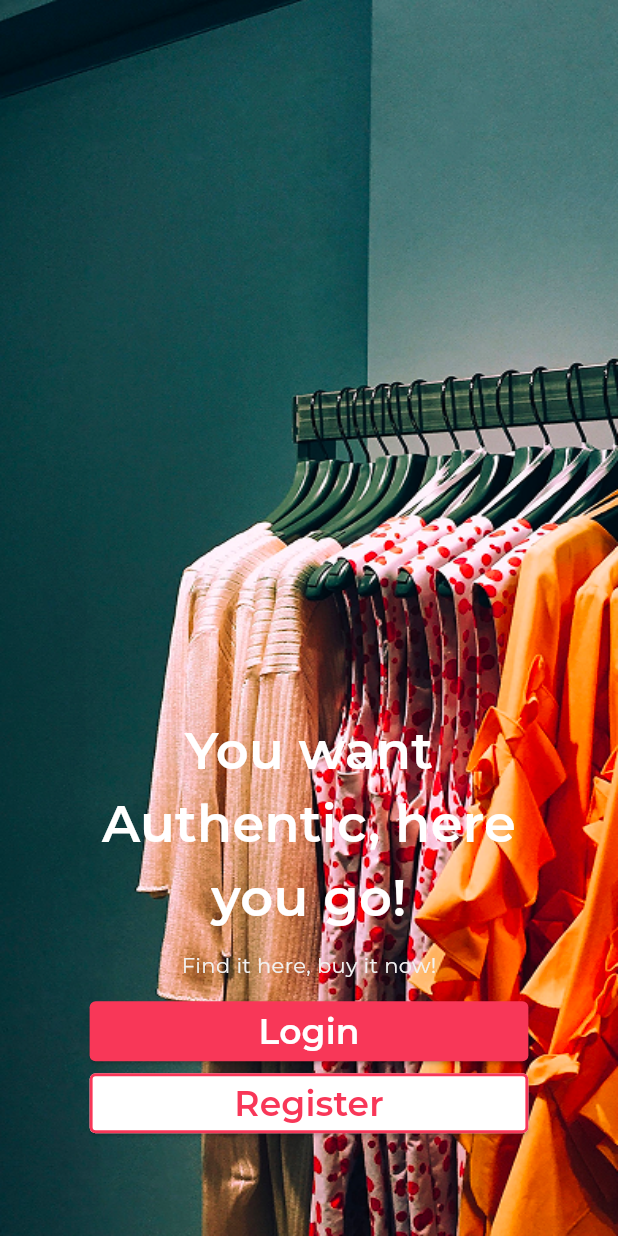
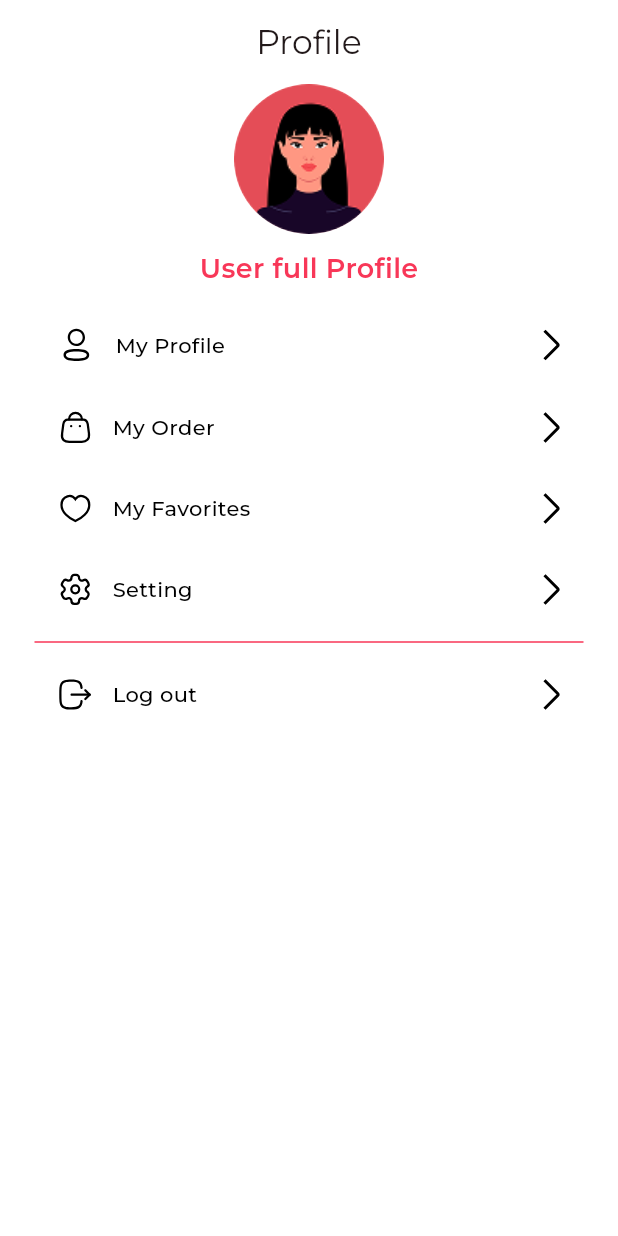
Before and after one commit to phharaoh/Stylish_App, a Flutter app: the screen it shows after launch, on a phone screen of 412 x 824 dp. Run offline on Flutter 3.47's test engine with Material 3 defaults, Android fonts, the phone set to English and light mode, and no system bars; our stand-ins replace flutter_bloc, flutter_svg, smooth_page_indicator; project files that could hold a hidden picture were left out.

Commit message:
profile views done

```diff
--- /dev/null
+++ b/lib/core/Utilz/Localization/en_keys.dart
@@ -0,0 +1,8 @@
+abstract class EnKeys {
+  static const String userFullProfile = 'User full Profile';
+  static const String myprofile = 'My Profile';
+  static const String myorder = 'My Order';
+  static const String setting = 'Setting';
+  static const String logout = 'Log out';
+  static const String myfavortes= 'My Favorites';
+}
--- a/lib/core/styles/text_styles.dart
+++ b/lib/core/styles/text_styles.dart
@@ -18,6 +18,11 @@ abstract class TextStyles {
     fontWeight: FontWeight.w600,
     color: Colors.white,
   );
+  static const TextStyle textCurvButtonStyle = TextStyle(
+    fontSize: 15,
+    fontWeight: FontWeight.w600,
+    color: Colors.white,
+  );
   static const TextStyle hintTextStyle = TextStyle(
       color: AppColors.textFieldLabelText,
       fontSize: 12,
@@ -30,9 +35,23 @@ abstract class TextStyles {
     fontWeight: FontWeight.w900,
   );
   static const TextStyle descriptionAuth = TextStyle(
-    fontFamily: FontWeightStyles.extraBold,
     color: Colors.black,
     fontSize: 12,
     fontWeight: FontWeight.w400,
   );
+  static const TextStyle username = TextStyle(
+    color: AppColors.primary,
+    fontSize: 18,
+    fontWeight: FontWeight.w600,
+  );
+  static const TextStyle choicetxt = TextStyle(
+    color: Colors.black,
+    fontSize: 14,
+    fontWeight: FontWeight.w500,
+  );
+  static const TextStyle appbarTitle = TextStyle(
+    color: Colors.black,
+    fontSize: 18,
+    fontWeight: FontWeight.w600,
+  );
 }
--- /dev/null
+++ b/lib/features/Profile/Views/profile_view.dart
@@ -0,0 +1,71 @@
+import 'setting_view.dart';
+import 'myprofile_view.dart';
+import 'package:flutter/material.dart';
+import '../../../core/styles/text_styles.dart';
+import '../Widget/profile_choices_widget.dart';
+import 'package:stylish_app/core/styles/colors.dart';
+import '../../Auth/views/Splash/getstarted_view.dart';
+import '../../../core/Utilz/Localization/en_keys.dart';
+
+class ProfileView extends StatelessWidget {
+  const ProfileView({super.key});
+
+  @override
+  Widget build(BuildContext context) {
+    return SafeArea(
+        child: Scaffold(
+      appBar: AppBar(
+        title: const Text('Profile'),
+        centerTitle: true,
+      ),
+      body: Center(
+          child: Padding(
+        padding: const EdgeInsets.only(left :23,right:23),
+        child: Column(
+          children: [
+            const CircleAvatar(
+              backgroundImage:
+                  AssetImage('lib/core/assets/images/Profile PNG.png'),
+              radius: 50,
+            ),
+            const SizedBox(
+              height: 10,
+            ),
+            const Text(EnKeys.userFullProfile,style: TextStyles.username),
+             const SizedBox(
+              height: 10,
+            ),
+            ProChoices(
+                txt: EnKeys.myprofile,
+                imagePath: 'lib/core/assets/images/Profile - Iconly Pro.svg',
+                screen: const MyProView(),
+                context: context),
+            ProChoices(
+                txt: EnKeys.myorder,
+                imagePath: 'lib/core/assets/images/orderIcon.svg',
+                screen: const ProfileView(),
+                context: context),
+            ProChoices(
+                txt: EnKeys.myfavortes,
+                imagePath: 'lib/core/assets/images/Heart - Iconly Pro.svg',
+                screen: const ProfileView(),
+                context: context),
+            ProChoices(
+                txt: EnKeys.setting,
+                imagePath: 'lib/core/assets/images/Setting - Iconly Pro.svg',
+                screen: const SettingView(),
+                context: context),
+            const Divider(
+              color: AppColors.primary,
+            ),
+            ProChoices(
+                txt: EnKeys.logout,
+                imagePath: 'lib/core/assets/images/Logout - Iconly Pro.svg',
+                screen: const GetStartView(),
+                context: context),
+          ],
+        ),
+      )),
+    ));
+  }
+}
--- /dev/null
+++ b/lib/features/Profile/Widget/profile_choices_widget.dart
@@ -0,0 +1,53 @@
+import 'package:flutter_svg/svg.dart';
+import 'package:flutter/material.dart';
+import '../../../core/styles/text_styles.dart';
+
+
+class ProChoices extends StatelessWidget {
+  const ProChoices(
+      {super.key,
+      required this.txt,
+      required this.imagePath,
+      required this.screen,
+      required this.context});
+  final String txt;
+  final String imagePath;
+  final Widget screen;
+  final BuildContext context;
+  @override
+  Widget build(BuildContext context) {
+    return InkWell(
+      onTap: () {
+        Navigator.of(context).push(MaterialPageRoute(
+          builder: (context) => screen,
+        ));
+      },
+      child: Container(
+        width: double.infinity,
+        decoration: const BoxDecoration(color: Colors.white),
+        child: Padding(
+          padding: const EdgeInsets.all(15),
+          child: Row(
+            children: [
+              SvgPicture.asset(imagePath),
+              const SizedBox(width: 13),
+              Text(
+                txt,style: TextStyles.choicetxt,
+              ),
+              Expanded(
+                child: Row(
+                  mainAxisAlignment: MainAxisAlignment.end,
+                  children: [
+                    SvgPicture.asset(
+                      'lib/core/assets/images/forward_arrow.svg',
+                    ),
+                  ],
+                ),
+              )
+            ],
+          ),
+        ),
+      ),
+    );
+  }
+}
--- a/lib/main.dart
+++ b/lib/main.dart
@@ -1,7 +1,9 @@
 import 'package:flutter/material.dart';
 import 'package:stylish_app/core/app_route.dart';
+import 'features/Profile/Views/profile_view.dart';
 import 'package:stylish_app/core/styles/colors.dart';
 import 'package:stylish_app/features/Auth/views/Splash/getstarted_view.dart';
+
 
 void main() {
   runApp(const MyApp());
@@ -13,7 +15,7 @@ class MyApp extends StatelessWidget {
   @override
   Widget build(BuildContext context) {
     return MaterialApp(
-      home: const GetStartView(),
+      home: const ProfileView(),
       debugShowCheckedModeBanner: false,
 
       // onGenerateRoute: AppRoute().generateRoute,
```
Also changed, not shown: lib/core/Utilz/Widgets/custom_appBar.dart (added, +10 -0 lines), lib/core/Utilz/Widgets/custom_curvedButton.dart (added, +29 -0 lines), lib/features/Profile/Views/myprofile_view.dart (added, +68 -0 lines), lib/features/Profile/Views/setting_view.dart (added, +50 -0 lines), lib/core/assets/images/Heart - Iconly Pro.svg (added), lib/core/assets/images/Logout - Iconly Pro.svg (added), lib/core/assets/images/Profile - Iconly Pro.svg (added), lib/core/assets/images/Profile PNG.png (added), lib/core/assets/images/Setting - Iconly Pro.svg (added), lib/core/assets/images/forward_arrow.svg (added), lib/core/assets/images/orderIcon.svg (added), lib/core/assets/images/translate icon.png (added), 1 other file.
